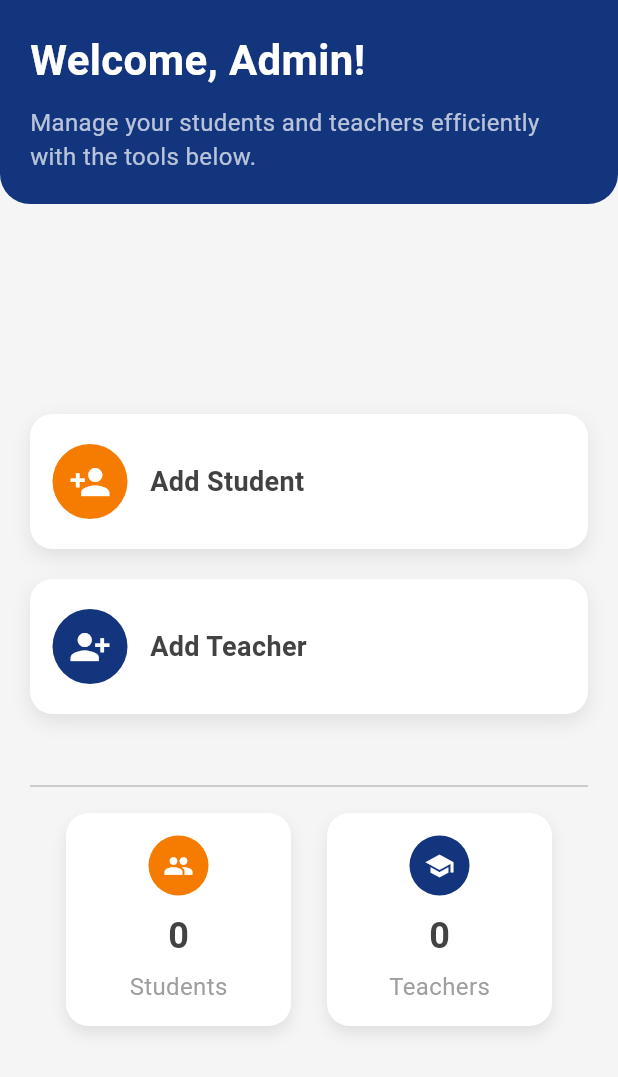
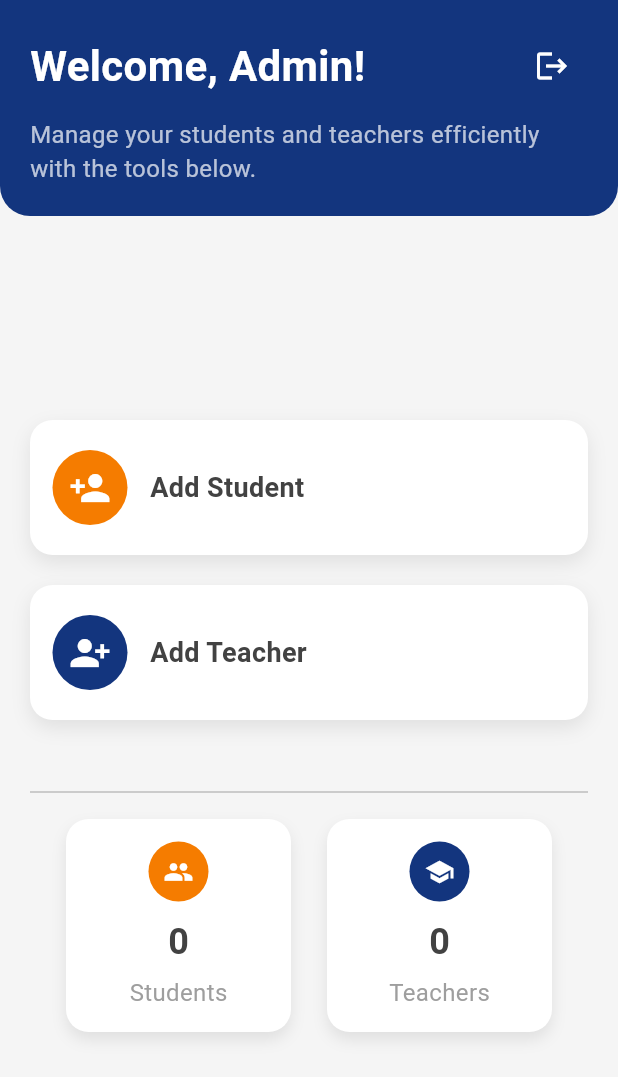
Before and after one commit to Facemark540/face_mark, a Flutter app: the AdminHomeScreen screen opened directly, on a phone screen of 412 x 824 dp. Shown: the top 1077 px of the screen. Run offline on Flutter 3.47's test engine with Material 3 defaults, Android fonts, the phone set to English and light mode, and no system bars; our stand-ins replace cloud_firestore, firebase_auth, firebase_core, firebase_storage, image_picker, table_calendar; accounts and stored records are empty.

Commit message:
logout option

```diff
--- a/lib/admin/addteacher.dart
+++ b/lib/admin/addteacher.dart
@@ -20,6 +20,7 @@ class _AddTeacherScreenState extends State<AddTeacherScreen> {
   final TextEditingController _subjectController = TextEditingController();
 
   final TextEditingController _qualificationsController = TextEditingController();
+
   final TextEditingController _passwordController = TextEditingController();
 
   @override
--- a/lib/admin/adminhomescrn.dart
+++ b/lib/admin/adminhomescrn.dart
@@ -3,6 +3,7 @@ import 'package:face_mark/admin/addstudent.dart';
 import 'package:face_mark/admin/addteacher.dart';
 import 'package:face_mark/admin/studentdetails.dart';
 import 'package:face_mark/admin/teacherdetails.dart';
+import 'package:face_mark/authscreens/login.dart';
 import 'package:flutter/material.dart';
 
 class AdminHomeScreen extends StatefulWidget {
@@ -108,10 +109,13 @@ class _AdminHomeScreenState extends State<AdminHomeScreen> {
       ),
       borderRadius: BorderRadius.vertical(bottom: Radius.circular(20)),
     ),
-      child: const Column(
+    child: Column(
       crossAxisAlignment: CrossAxisAlignment.start,
       children: [
-          Text(
+        Row(
+          mainAxisAlignment: MainAxisAlignment.spaceBetween,
+          children: [
+            const Text(
               'Welcome, Admin!',
               style: TextStyle(
                 fontFamily: 'Roboto',
@@ -120,8 +124,20 @@ class _AdminHomeScreenState extends State<AdminHomeScreen> {
                 color: Colors.white,
               ),
             ),
-          SizedBox(height: 10),
-          Text(
+            IconButton(
+              icon: const Icon(Icons.logout, color: Colors.white),
+              onPressed: () {
+                // Implement logout functionality here
+                Navigator.pushReplacement(
+                  context,
+                  MaterialPageRoute(builder: (context) => LoginScreen()),
+                );
+              },
+            ),
+          ],
+        ),
+        const SizedBox(height: 10),
+        const Text(
           'Manage your students and teachers efficiently with the tools below.',
           style: TextStyle(
             fontFamily: 'Roboto',
--- a/lib/admin/studentdetails.dart
+++ b/lib/admin/studentdetails.dart
@@ -11,7 +11,7 @@ class StudentDetailsScreen extends StatefulWidget {
 }
 
 class _StudentDetailsScreenState extends State<StudentDetailsScreen> {
-  bool _isLoading = false;
+
 
   @override
   Widget build(BuildContext context) {
```
Also changed, not shown: lib/student/studenthomescrn.dart (+16 -0 lines), lib/teacher/teacherHomeScreen.dart (+17 -2 lines). Lines whose indentation alone changed are shown as unchanged.
